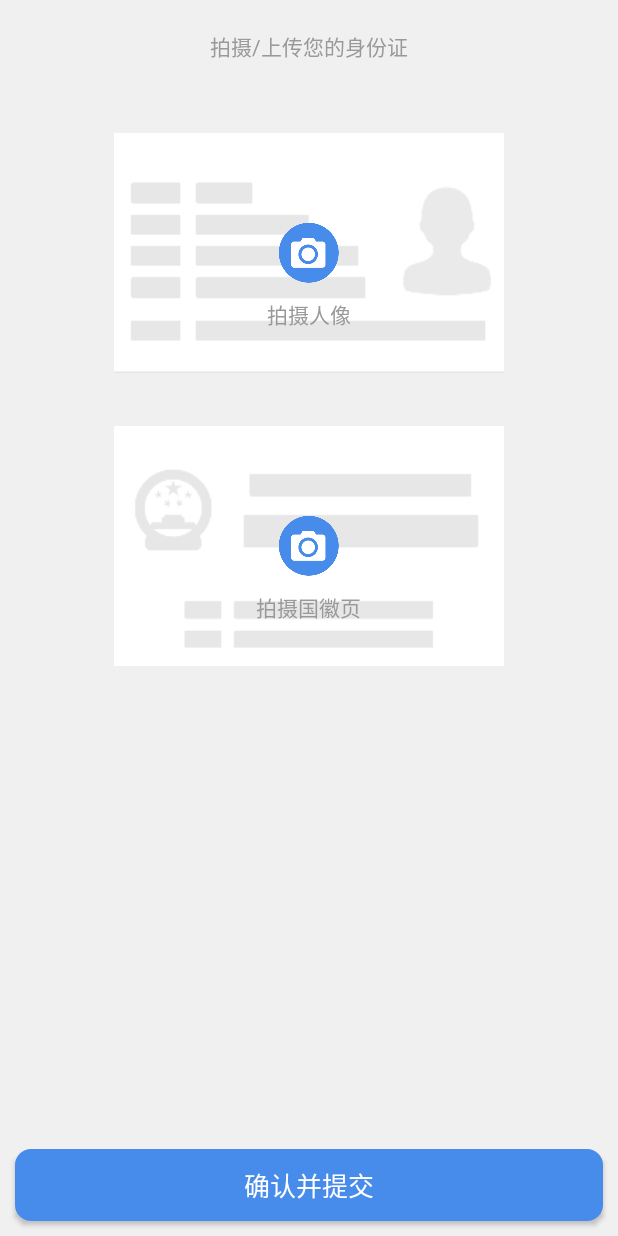
After one commit to allenlzhang/AutoGo, an Android app: the layout activity_upload_id_card_photo.xml on its own in the app's theme, with its tools: preview values and no code run, on a phone screen of 412 x 824 dp. The commit adds this screen. Run offline under Robolectric (Android 15) with nearby library versions, the phone set to English and light mode, and no system bars.

Commit message:
添加上传身份证页面

```diff
--- /dev/null
+++ b/app/src/main/res/drawable/upload_idcard_img_delet_select.xml
@@ -0,0 +1,6 @@
+<?xml version="1.0" encoding="utf-8"?>
+<selector xmlns:android="http://schemas.android.com/apk/res/android">
+
+    <item android:state_pressed="true" android:drawable="@drawable/ic_delet_press"> </item>
+    <item android:state_pressed="false" android:drawable="@drawable/ic_delet_normal"> </item>
+</selector>
--- /dev/null
+++ b/app/src/main/res/layout/activity_upload_id_card_photo.xml
@@ -0,0 +1,175 @@
+<?xml version="1.0" encoding="utf-8"?>
+<RelativeLayout xmlns:android="http://schemas.android.com/apk/res/android"
+    xmlns:app="http://schemas.android.com/apk/res-auto"
+    xmlns:tools="http://schemas.android.com/tools"
+    android:layout_width="match_parent"
+    android:layout_height="match_parent"
+    tools:context=".view.activity.user.accept.UploadIdCardPhotoActivity"
+    android:background="@color/colorRegistBg"
+    >
+
+    <TextView
+        android:id="@+id/tv_head"
+        android:layout_width="wrap_content"
+        android:layout_height="wrap_content"
+        android:layout_centerHorizontal="true"
+        android:text="拍摄/上传您的身份证"
+        android:textColor="@color/textColorGray"
+        android:layout_marginTop="20dp"
+        />
+
+    <TextView
+        android:id="@+id/tv_name"
+        android:layout_below="@+id/tv_head"
+        android:layout_width="wrap_content"
+        android:layout_height="wrap_content"
+        android:layout_centerHorizontal="true"
+        android:text=""
+        android:textColor="@color/textColorGray"
+        android:layout_marginTop="8dp"
+        />
+
+    <RelativeLayout
+        android:id="@+id/rl_person"
+        android:layout_width="match_parent"
+        android:layout_height="180dp"
+        android:layout_below="@+id/tv_name"
+        android:layout_marginTop="10dp"
+        >
+
+        <ImageView
+            android:id="@+id/img_delet_person_photo"
+            android:layout_width="wrap_content"
+            android:layout_height="wrap_content"
+            android:layout_alignParentLeft="true"
+            android:layout_centerVertical="true"
+            android:layout_marginLeft="15dp"
+            android:src="@drawable/upload_idcard_img_delet_select"
+            android:clickable="true"
+            android:visibility="gone"
+            />
+
+        <FrameLayout
+            android:layout_width="260dp"
+            android:layout_height="160dp"
+            android:layout_centerVertical="true"
+            android:layout_centerHorizontal="true"
+            >
+            <ImageView
+                android:id="@+id/img_person"
+                android:layout_width="match_parent"
+                android:layout_height="match_parent"
+                android:src="@mipmap/idcard_person_bg"
+                android:scaleType="centerCrop"
+                />
+
+            <ImageView
+                android:id="@+id/img_person_watermark"
+                android:layout_width="match_parent"
+                android:layout_height="match_parent"
+                android:src="@mipmap/idcard_watermark_bg"
+                android:visibility="gone"
+                />
+
+        </FrameLayout>
+
+
+        <ImageView
+            android:id="@+id/img_person_c"
+            android:layout_width="wrap_content"
+            android:layout_height="wrap_content"
+            android:src="@mipmap/ic_camera"
+            android:layout_centerVertical="true"
+            android:layout_centerHorizontal="true"
+            />
+           <TextView
+               android:layout_width="wrap_content"
+               android:layout_height="wrap_content"
+               android:layout_below="@+id/img_person_c"
+               android:layout_centerHorizontal="true"
+               android:layout_marginTop="10dp"
+               android:text="拍摄人像"
+               android:textColor="@color/textColorGray"
+               />
+    </RelativeLayout>
+
+
+    <RelativeLayout
+        android:id="@+id/rl_back"
+        android:layout_width="match_parent"
+        android:layout_height="180dp"
+        android:layout_below="@+id/rl_person"
+        android:layout_marginTop="15dp"
+        >
+        <ImageView
+            android:id="@+id/img_delet_back_photo"
+            android:layout_width="wrap_content"
+            android:layout_height="wrap_content"
+            android:layout_alignParentLeft="true"
+            android:layout_centerVertical="true"
+            android:layout_marginLeft="15dp"
+            android:src="@drawable/upload_idcard_img_delet_select"
+            android:clickable="true"
+            android:visibility="gone"
+            />
+
+        <FrameLayout
+            android:layout_width="260dp"
+            android:layout_height="160dp"
+            android:layout_centerVertical="true"
+            android:layout_centerHorizontal="true"
+            >
+            <ImageView
+                android:id="@+id/img_idcard_back"
+                android:layout_width="match_parent"
+                android:layout_height="match_parent"
+                android:src="@mipmap/idcard_back_bg"
+                android:scaleType="centerCrop"
+                />
+
+            <ImageView
+                android:id="@+id/img_back_watermark"
+                android:layout_width="match_parent"
+                android:layout_height="match_parent"
+                android:src="@mipmap/idcard_watermark_bg"
+                android:visibility="gone"
+                />
+
+        </FrameLayout>
+
+
+
+        <ImageView
+            android:id="@+id/img_idcard_back_c"
+            android:layout_width="wrap_content"
+            android:layout_height="wrap_content"
+            android:src="@mipmap/ic_camera"
+            android:layout_centerVertical="true"
+            android:layout_centerHorizontal="true"
+            />
+
+        <TextView
+            android:layout_width="wrap_content"
+            android:layout_height="wrap_content"
+            android:layout_below="@+id/img_idcard_back_c"
+            android:layout_centerHorizontal="true"
+            android:layout_marginTop="10dp"
+            android:text="拍摄国徽页"
+            android:textColor="@color/textColorGray"
+
+            />
+    </RelativeLayout>
+
+
+    <Button
+        android:id="@+id/idcard_upload_commit"
+        android:layout_width="match_parent"
+        android:layout_height="wrap_content"
+        android:layout_alignParentBottom="true"
+        style="@style/BtnCommonCommit"
+        android:layout_marginBottom="10dp"
+        android:textSize="17dp"
+        android:text="确认并提交"
+        />
+
+</RelativeLayout>
```
Also changed, not shown: app/src/main/AndroidManifest.xml (+4 -3 lines), app/src/main/java/com/carlt/autogo/view/activity/user/accept/IdCardAcceptActivity.java (+92 -3 lines), app/src/main/java/com/carlt/autogo/view/activity/user/accept/UploadIdCardPhotoActivity.java (added, +91 -0 lines), app/src/main/res/layout/activity_id_card_accept.xml (+9 -5 lines), app/src/main/res/drawable-xxhdpi/ic_delet_normal.png (added), app/src/main/res/drawable-xxhdpi/ic_delet_press.png (added), app/src/main/res/mipmap-xxhdpi/dialog_idaccept_example_bg.png (added), app/src/main/res/mipmap-xxhdpi/ic_camera.png (added), app/src/main/res/mipmap-xxhdpi/idcard_back_bg.png (added), app/src/main/res/mipmap-xxhdpi/idcard_person_bg.png (added), app/src/main/res/mipmap-xxhdpi/idcard_watermark_bg.png (added).
